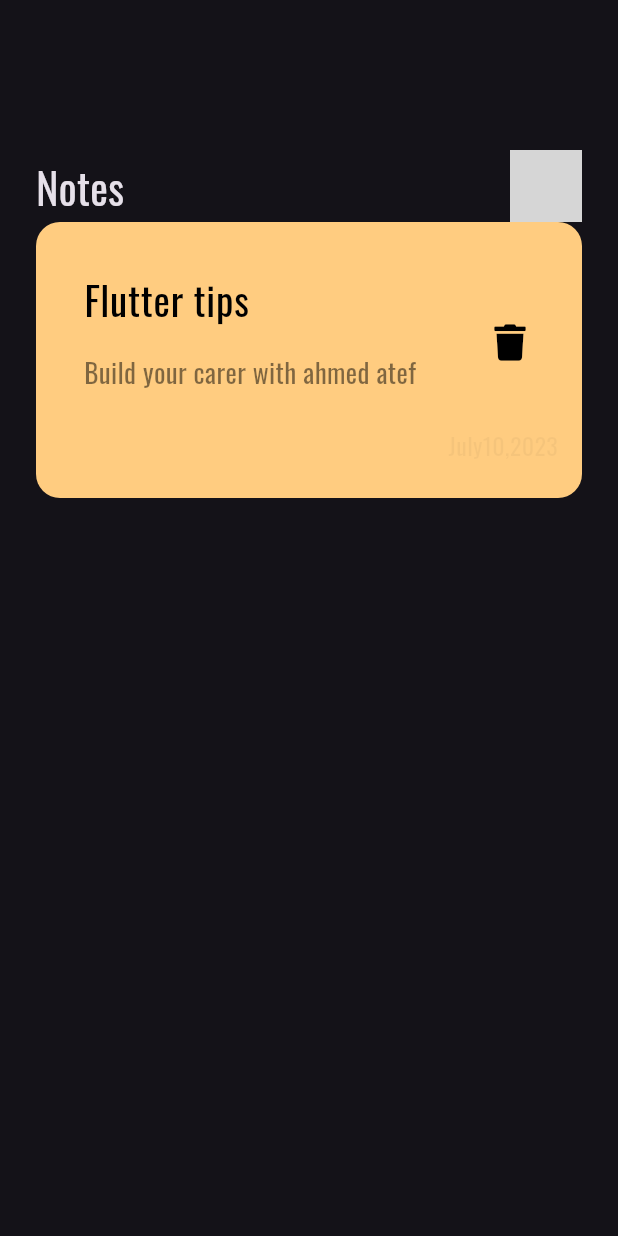
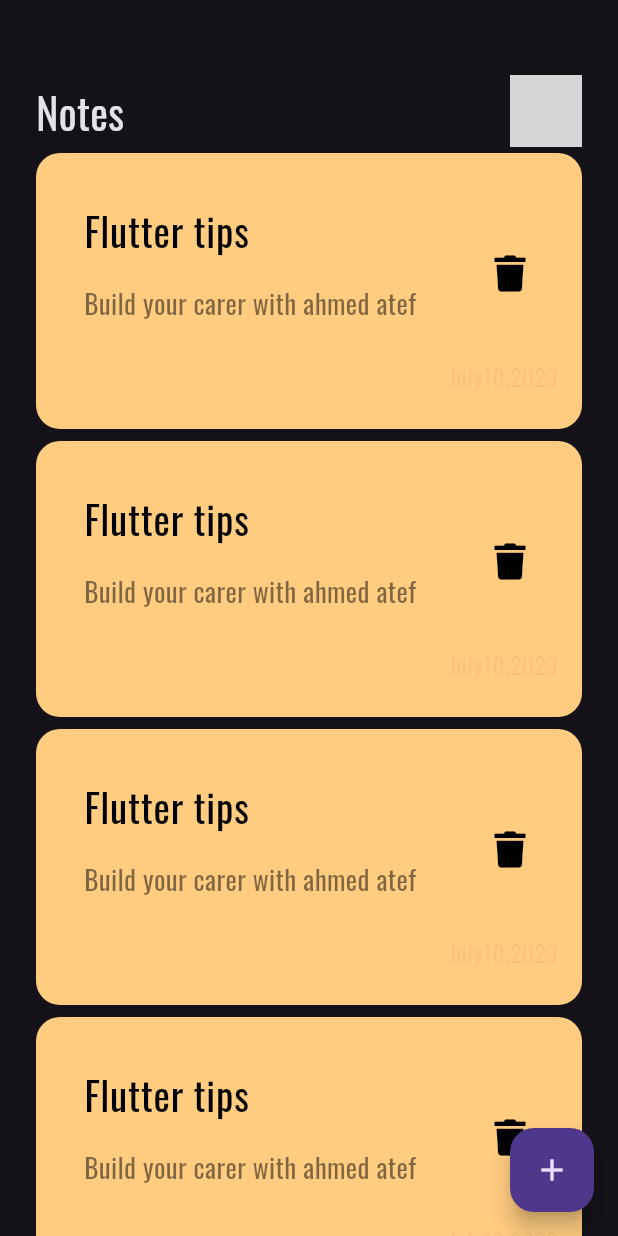
Before and after one commit to AhmedAtef202/Note, a Flutter app: the screen it shows after launch, on a phone screen of 412 x 824 dp. Run offline on Flutter 3.47's test engine with Material 3 defaults, Android fonts, the phone set to English and light mode, and no system bars; our stand-ins replace font_awesome_flutter; statements that could not run were skipped; grey boxes are pictures that could not be loaded.

Commit message:
add floating action button

```diff
--- a/lib/main.dart
+++ b/lib/main.dart
@@ -1,6 +1,5 @@
 import 'package:flutter/material.dart';
 import 'package:untitled/views/notes_views.dart';
-import 'package:font_awesome_flutter/font_awesome_flutter.dart';
 
 void main() {
   runApp(const NotesApp());
--- a/lib/views/notes_views.dart
+++ b/lib/views/notes_views.dart
@@ -6,8 +6,11 @@ class NotesViews extends StatelessWidget {
 
   @override
   Widget build(BuildContext context) {
-    return const Scaffold(
-      body: NotesViewbody(),
+    return  Scaffold(
+      floatingActionButton: FloatingActionButton(
+        onPressed: () {}, child: const Icon(Icons.add),
+      ),
+      body: const NotesViewbody(),
     );
   }
 }
--- a/lib/views/widgets/custom_note_item.dart
+++ b/lib/views/widgets/custom_note_item.dart
@@ -16,7 +16,7 @@ class Noteitem extends StatelessWidget {
         crossAxisAlignment: CrossAxisAlignment.end,
         children: [
           ListTile(
-            title: Text(
+            title: const Text(
               'Flutter tips',
               style: TextStyle(
                 color: Colors.black,
@@ -35,7 +35,7 @@ class Noteitem extends StatelessWidget {
             ),
             trailing: IconButton(
                 onPressed: () {},
-                icon: Icon(
+                icon: const Icon(
                   FontAwesomeIcons.trash,
                   color: Colors.black,
                   size: 24,
--- /dev/null
+++ b/lib/views/widgets/list_view.dart
@@ -0,0 +1,19 @@
+import 'package:flutter/material.dart';
+import 'package:untitled/views/widgets/custom_note_item.dart';
+
+class NotesListview extends StatelessWidget {
+  const NotesListview({super.key});
+
+
+  @override
+  Widget build(BuildContext context) {
+    return ListView.builder(
+      itemBuilder: (context, index) {
+        return const Padding(
+          padding: EdgeInsets.symmetric(vertical: 4),
+          child: Noteitem(),
+        );
+      },
+    );
+  }
+}
--- a/lib/views/widgets/notes_view_body.dart
+++ b/lib/views/widgets/notes_view_body.dart
@@ -1,8 +1,8 @@
 import 'package:flutter/material.dart';
-import 'package:font_awesome_flutter/font_awesome_flutter.dart';
+import 'package:flutter/widgets.dart';
 import 'package:untitled/views/widgets/custom_app_bar.dart';
+import 'package:untitled/views/widgets/list_view.dart';
 
-import 'custom_note_item.dart';
 
 class NotesViewbody extends StatelessWidget {
   const NotesViewbody({super.key});
@@ -14,10 +14,10 @@ class NotesViewbody extends StatelessWidget {
       child: Column(
         children: [
           SizedBox(
-            height: 100,
+            height: 50,
           ),
           CustomAppBar(),
-          Noteitem(),
+          Expanded(child: NotesListview()),
         ],
       ),
     );
```
